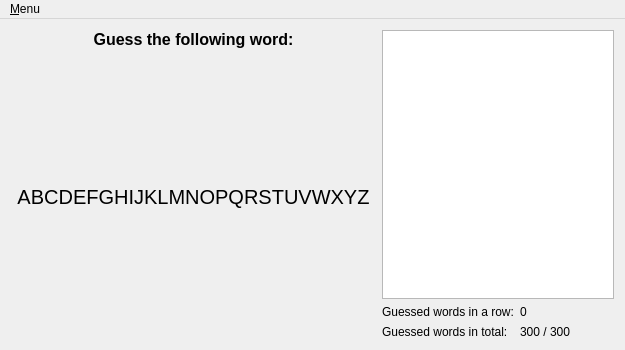
Qt form hangman.ui (ElTh0r0/hangman_qt) before a commit.
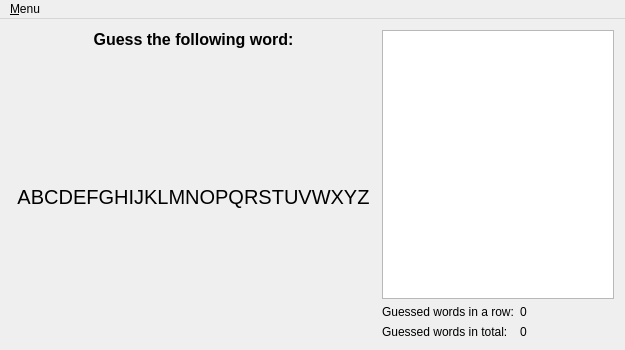
The same form after that commit. Icons and pictures are not drawn.

Patch:
```diff
--- a/hangman.ui
+++ b/hangman.ui
@@ -183,7 +183,10 @@
            </size>
           </property>
           <property name="text">
-           <string notr="true">300 / 300</string>
+           <string notr="true">0</string>
+          </property>
+          <property name="styleprop" stdset="0">
+           <string notr="true">1</string>
           </property>
          </widget>
         </item>
```
Left out of the diff: 32 changed lines with no effect on the pictures.
